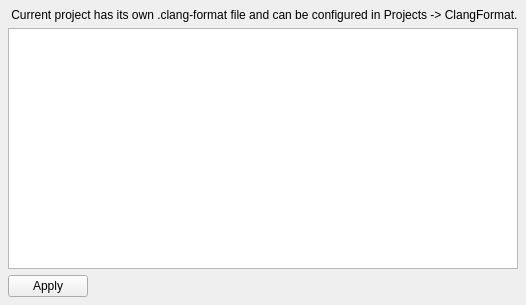
The window that src/plugins/clangformat/clangformatconfigwidget.ui (qt-creator/qt-creator) describes before a commit, drawn with Qt 5.
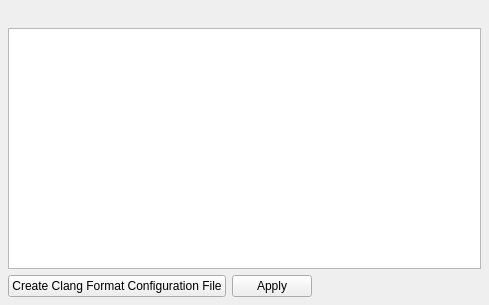
The same window after the commit.

Commit message:
Clang: Significantly improve ClangFormat plugin usability
What's new:
1. New LibFormat option is used to prevent lines shrink,
   which allows to drop most of tricks used before for that purpose.
2. Cached UTF-8 source code is used to improve performance
3. Improved error handling.
4. Slightly improved UI.

The edit to the form file:
```diff
--- a/src/plugins/clangformat/clangformatconfigwidget.ui
+++ b/src/plugins/clangformat/clangformatconfigwidget.ui
@@ -29,7 +29,7 @@
    <item>
     <widget class="QLabel" name="projectHasClangFormat">
      <property name="text">
-      <string> Current project has its own .clang-format file and can be configured in Projects -&gt; ClangFormat.</string>
+      <string/>
      </property>
     </widget>
    </item>
@@ -38,6 +38,13 @@
    </item>
    <item>
     <layout class="QHBoxLayout" name="horizontalLayout">
+     <item>
+      <widget class="QPushButton" name="createFileButton">
+       <property name="text">
+        <string>Create Clang Format Configuration File</string>
+       </property>
+      </widget>
+     </item>
      <item>
       <widget class="QPushButton" name="applyButton">
        <property name="text">
```
Left out of the diff: 4 changed lines with no effect on the pictures. The commit also changes 11 other files.
